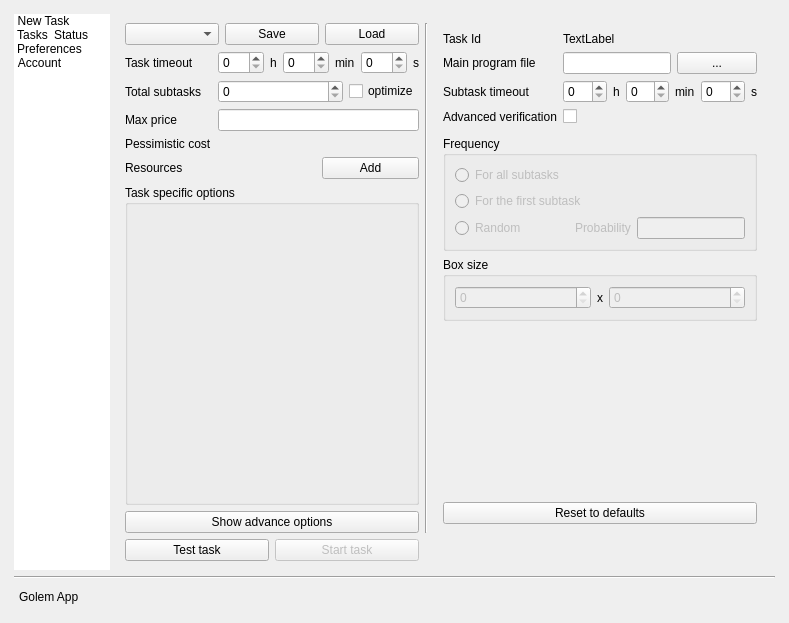
First picture: the form in gnr/ui/AppMainWindow.ui, repository golemfactory/clay, before the edit.
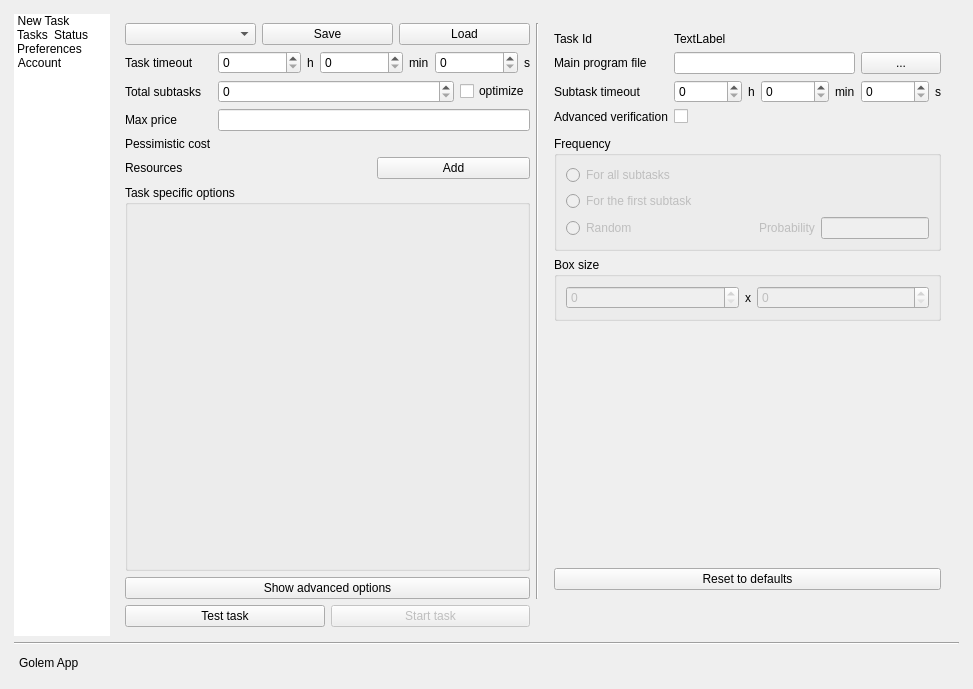
Second picture: the form after the edit. The open tabs and pages were chosen to show the change. Icons and pictures are not drawn. Custom widgets are drawn as their Qt base class.

Commit message: Hints for main window and task specific options

Patch:
```diff
--- a/gnr/ui/AppMainWindow.ui
+++ b/gnr/ui/AppMainWindow.ui
@@ -6,8 +6,8 @@
    <rect>
     <x>0</x>
     <y>0</y>
-    <width>789</width>
-    <height>623</height>
+    <width>973</width>
+    <height>689</height>
    </rect>
   </property>
   <property name="sizePolicy">
@@ -696,7 +696,7 @@
                 <item>
                  <widget class="QPushButton" name="showAdvanceNewTaskButton">
                   <property name="text">
-                   <string>Show advance options</string>
+                   <string>Show advanced options</string>
                   </property>
                  </widget>
                 </item>
```
Left out of the diff: 171 changed lines with no effect on the pictures. The commit also changes 2 other files.
